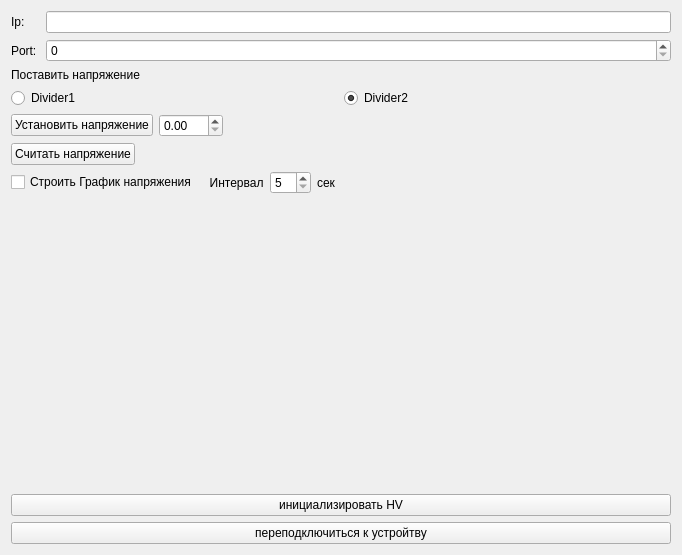
Before: the Qt Designer form CamacClient/hvhandlerform.ui in kapot65/online, drawn with Qt 5.
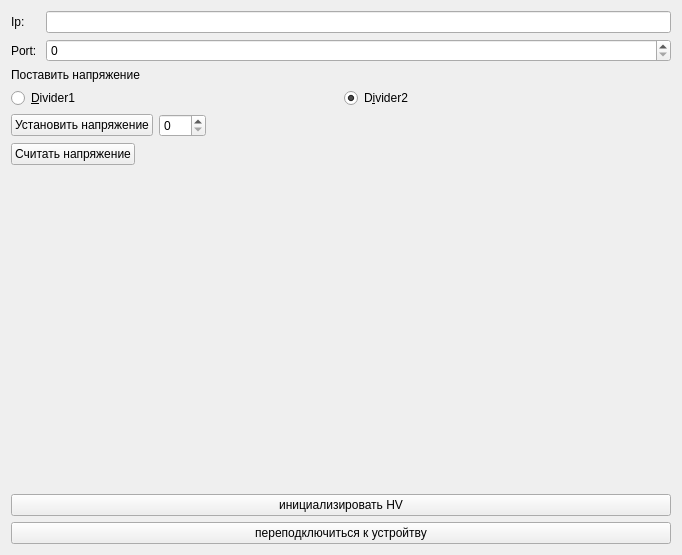
After: the same form once the commit is applied.

What changed in the file:
```diff
--- a/CamacClient/hvhandlerform.ui
+++ b/CamacClient/hvhandlerform.ui
@@ -62,14 +62,14 @@
           <bool>true</bool>
          </property>
          <property name="text">
-          <string>Divider1</string>
+          <string>&amp;Divider1</string>
          </property>
         </widget>
        </item>
        <item>
         <widget class="QRadioButton" name="block2Button">
          <property name="text">
-          <string>Divider2</string>
+          <string>D&amp;ivider2</string>
          </property>
          <property name="checked">
           <bool>true</bool>
@@ -89,6 +89,9 @@
        </item>
        <item>
         <widget class="QDoubleSpinBox" name="voltageBox">
+         <property name="decimals">
+          <number>0</number>
+         </property>
          <property name="maximum">
           <double>800.000000000000000</double>
          </property>
@@ -133,51 +136,6 @@
        </item>
       </layout>
      </item>
-     <item>
-      <layout class="QHBoxLayout" name="horizontalLayout_2">
-       <item>
-        <widget class="QCheckBox" name="monitorVoltmeterBox">
-         <property name="text">
-          <string>Строить График напряжения</string>
-         </property>
-        </widget>
-       </item>
-       <item>
-        <widget class="QLabel" name="label_2">
-         <property name="text">
-          <string>  Интервал</string>
-         </property>
-        </widget>
-       </item>
-       <item>
-        <widget class="QSpinBox" name="monitorIntervalBox">
-         <property name="minimum">
-          <number>5</number>
-         </property>
-        </widget>
-       </item>
-       <item>
-        <widget class="QLabel" name="label_5">
-         <property name="text">
-          <string>сек</string>
-         </property>
-        </widget>
-       </item>
-       <item>
-        <spacer name="horizontalSpacer_3">
-         <property name="orientation">
-          <enum>Qt::Horizontal</enum>
-         </property>
-         <property name="sizeHint" stdset="0">
-          <size>
-           <width>40</width>
-           <height>20</height>
-          </size>
-         </property>
-        </spacer>
-       </item>
-      </layout>
-     </item>
     </layout>
    </item>
    <item>
```
